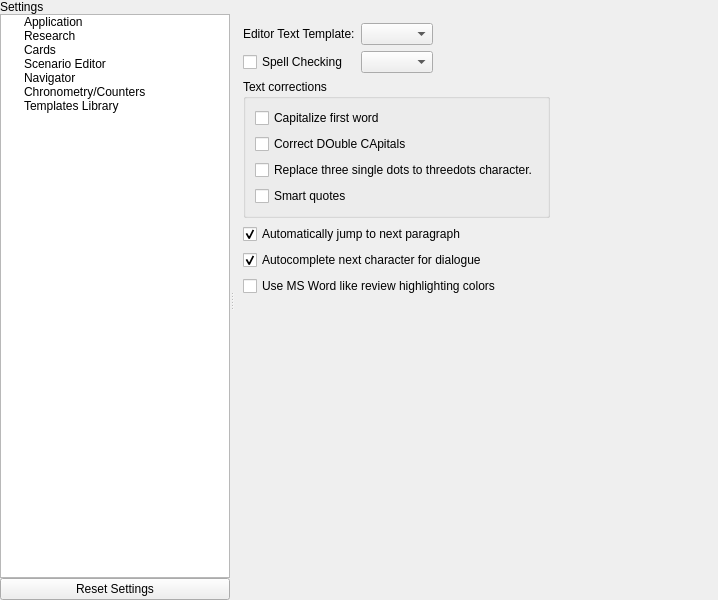
This is src/bin/scenarist-desktop/UserInterfaceLayer/Settings/SettingsView.ui in dimkanovikov/KITScenarist as Qt 5 draws it before an edit. The edited form follows.
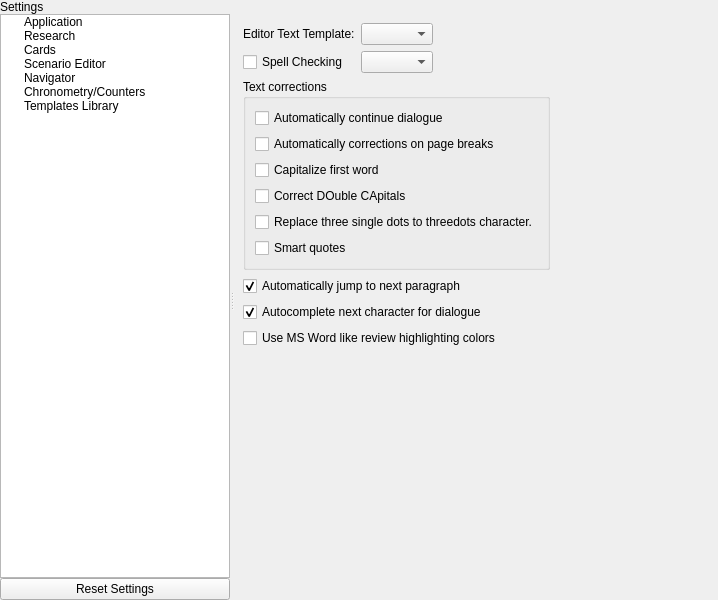
This is the edited form. The open tabs and pages were chosen to show the change. Icons and pictures are not drawn. Custom widgets are drawn as their Qt base class.

```diff
--- a/src/bin/scenarist-desktop/UserInterfaceLayer/Settings/SettingsView.ui
+++ b/src/bin/scenarist-desktop/UserInterfaceLayer/Settings/SettingsView.ui
@@ -1551,6 +1551,20 @@
                   <string>Text corrections</string>
                  </property>
                  <layout class="QVBoxLayout" name="verticalLayout_3">
+                  <item>
+                   <widget class="QCheckBox" name="autoContinueDialogue">
+                    <property name="text">
+                     <string>Automatically continue dialogue</string>
+                    </property>
+                   </widget>
+                  </item>
+                  <item>
+                   <widget class="QCheckBox" name="autoCorrectionsOnPageBreaks">
+                    <property name="text">
+                     <string>Automatically corrections on page breaks</string>
+                    </property>
+                   </widget>
+                  </item>
                   <item>
                    <widget class="QCheckBox" name="capitalizeFirstWord">
                     <property name="text">
```
Left out of the diff: 48 changed lines with no effect on the pictures.
